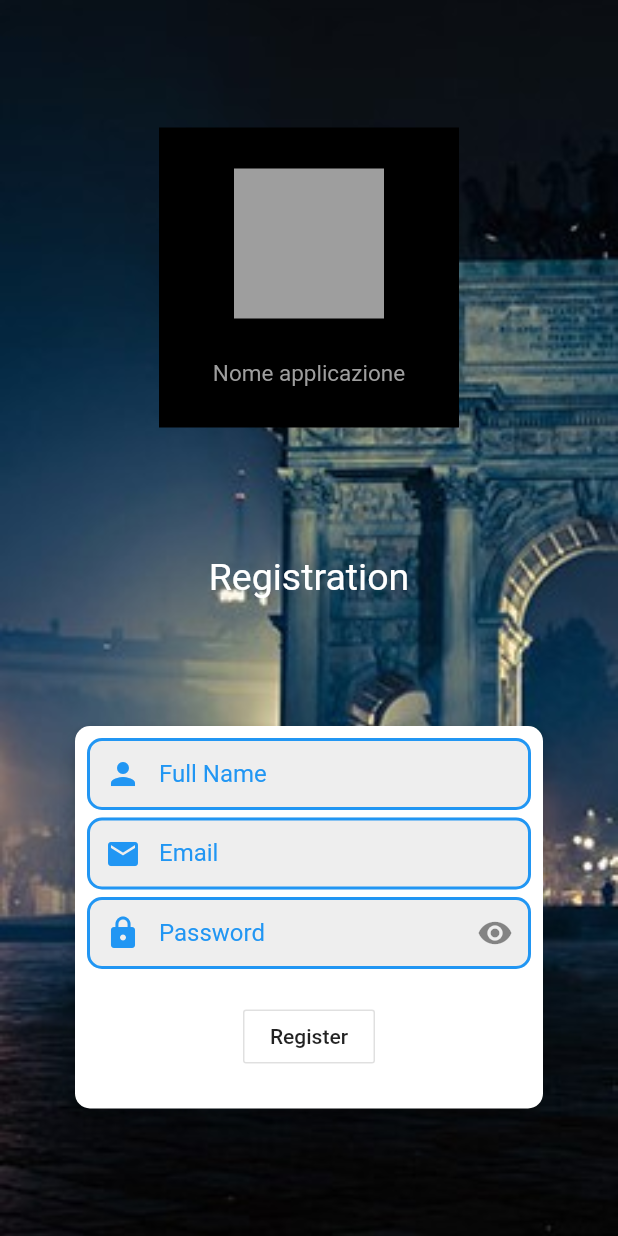
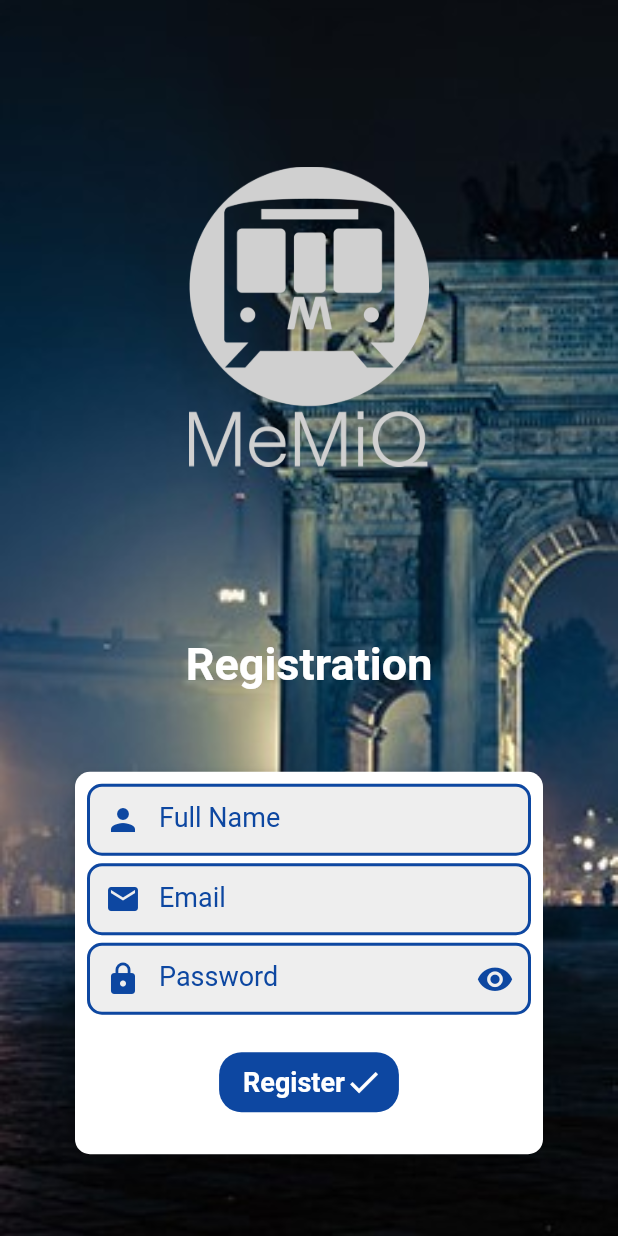
Before and after one commit to AndreaVentura97/Design-and-Implementation-of-Mobile-Application, a Flutter app: the Register screen opened directly, on a phone screen of 412 x 824 dp. Run offline on Flutter 3.47's test engine with Material 2 defaults, Android fonts, the phone set to English and light mode, and no system bars; our stand-ins replace auto_size_text, carousel_pro, carousel_slider, delayed_display, dio, firebase_auth and 12 more; missing offline and left inert: android_intent, device_apps, flutter_facebook_login, googleapis, mongo_dart, sevr; accounts and stored records are empty; statements that could not run were skipped.

Commit message:
loading fatta

```diff
--- a/flutter_app/lib/main.dart
+++ b/flutter_app/lib/main.dart
@@ -11,6 +11,7 @@ import 'package:redux/redux.dart';
 import 'package:shared_preferences/shared_preferences.dart';
 import 'src/checkLogin.dart';
 import 'redux/model/customer.dart';
+import 'src/view/loadingTab.dart';
 
 final server = new Sevr();
 const port = 8081;
@@ -88,7 +89,7 @@ class MyAppState extends State<MyApp> {
             primarySwatch: Colors.blue,
             visualDensity: VisualDensity.adaptivePlatformDensity,
           ),
-          home: (ready) ? Login() : Center(child: Text("Loading")),
+          home: (ready) ? Login(): Loading() ,
           debugShowCheckedModeBanner: false),
     );
   }
--- a/flutter_app/lib/src/tabView/tabRegister.dart
+++ b/flutter_app/lib/src/tabView/tabRegister.dart
@@ -89,6 +89,7 @@ class TabRegisterState extends State<TabRegister> {
                             fontSize: 25.0,
                           ),
                         ),
+
                         Card(
                           color: Colors.white,
                           elevation: 5.0,
--- a/flutter_app/lib/src/view/register.dart
+++ b/flutter_app/lib/src/view/register.dart
@@ -57,43 +57,33 @@ class _RegisterState extends State<Register> {
                   //color: Colors.red,
                   child: Stack(
                   children: [
-                    showAlert(),
                     Column(
                     crossAxisAlignment: CrossAxisAlignment.center,
                     mainAxisAlignment: MainAxisAlignment.spaceEvenly,
                     mainAxisSize: MainAxisSize.max,
                     children: [
+                      SizedBox(height: 2,),
 
-                      //Box Logo
                       Container(
-                        color: Colors.black,
-                        width: 200.0,
-                        height: 200.0,
-                        //margin: EdgeInsets.symmetric(vertical: 20.0),
-                        child: Column(
-                            mainAxisAlignment: MainAxisAlignment.spaceEvenly,
-                            mainAxisSize: MainAxisSize.max,
-                            crossAxisAlignment: CrossAxisAlignment.center,
-                            children: [
-                              Container(
-                                width: 100.0,
-                                height: 100.0,
-                                color: Colors.grey,
+                        height: 200,
+                        width: 160,
+                        child: FittedBox(
+                          child: Image.asset(
+                            'assets/Logo_MeMiQ_2.png',
                           ),
-                              Text('Nome applicazione',
-                                  style: TextStyle(
-                                    fontSize: 15.0,
-                                    color: Colors.grey,
-                                  )),
-                            ]),
                         ),
+                      ),
+
+                      SizedBox(height: 5,),
                       Text(
                         'Registration',
                         style: TextStyle(
                           color: Colors.white,
-                          fontSize: 25.0,
+                          fontSize: 30.0,
+                          fontWeight: FontWeight.w700,
                         ),
                       ),
+
                       Card(
                         color: Colors.white,
                         elevation: 5.0,
@@ -121,21 +111,21 @@ class _RegisterState extends State<Register> {
                                       contentPadding: EdgeInsets.zero,
                                       prefixIcon: Icon(
                                         Icons.person,
-                                        color: Colors.blue,
+                                        color: Colors.blue[900],
                                       ),
                                       labelText: 'Full Name',
                                       labelStyle: TextStyle(
-                                        color: Colors.blue,
-                                        fontSize: 16.0,
+                                        color: Colors.blue[900],
+                                        fontSize: 18.0,
                                       ),
                                       enabledBorder: OutlineInputBorder(
                                         borderSide: BorderSide(
-                                            color: Colors.blue, width: 2.0),
+                                            color: Colors.blue[900], width: 2.0),
                                         borderRadius: BorderRadius.circular(10.0),
                                       ),
                                       focusedBorder: OutlineInputBorder(
                                         borderSide: BorderSide(
-                                          color: Colors.blue,
+                                          color: Colors.blue[900],
                                           width: 2.0,
                                         ),
                                         borderRadius: BorderRadius.circular(10.0),
@@ -162,21 +152,21 @@ class _RegisterState extends State<Register> {
                                       contentPadding: EdgeInsets.zero,
                                       prefixIcon: Icon(
                                         Icons.mail,
-                                        color: Colors.blue,
+                                        color: Colors.blue[900],
                                       ),
                                       labelText: 'Email',
                                       labelStyle: TextStyle(
-                                        color: Colors.blue,
-                                        fontSize: 16.0,
+                                        color: Colors.blue[900],
+                                        fontSize: 18.0,
                                       ),
                                       enabledBorder: OutlineInputBorder(
                                         borderSide: BorderSide(
-                                            color: Colors.blue, width: 2.0),
+                                            color: Colors.blue[900], width: 2.0),
                                         borderRadius: BorderRadius.circular(10.0),
                                       ),
                                       focusedBorder: OutlineInputBorder(
                                         borderSide: BorderSide(
-                                          color: Colors.blue,
+                                          color: Colors.blue[900],
                                           width: 2.0,
                                         ),
                                         borderRadius: BorderRadius.circular(10.0),
@@ -204,17 +194,23 @@ class _RegisterState extends State<Register> {
                                       contentPadding: EdgeInsets.zero,
                                       prefixIcon: Icon(
                                         Icons.lock,
-                                        color: Colors.blue,
+                                        color: Colors.blue[900],
                                       ),
                                       labelText: 'Password',
                                       labelStyle: TextStyle(
-                                        color: Colors.blue,
-                                        fontSize: 16.0,
+                                        color: Colors.blue[900],
+                                        fontSize: 18.0,
                                       ),
                                       suffixIcon: IconButton(
-                                        icon: Icon(_secText
-                                            ? Icons.remove_red_eye
-                                            : Icons.remove_red_eye_outlined),
+                                        icon: (_secText) ?
+                                          Icon(Icons.remove_red_eye,
+                                            size: 25,
+                                            color: Colors.blue[900],
+                                          )
+                                          : Icon(Icons.remove_red_eye_outlined,
+                                              size: 25,
+                                              color: Colors.blue[900],
+                                            ),
                                         onPressed: () {
                                           setState(() {
                                             _secText = !_secText;
@@ -223,12 +219,12 @@ class _RegisterState extends State<Register> {
                                       ),
                                       enabledBorder: OutlineInputBorder(
                                         borderSide: BorderSide(
-                                            color: Colors.blue, width: 2.0),
+                                            color: Colors.blue[900], width: 2.0),
                                         borderRadius: BorderRadius.circular(10.0),
                                       ),
                                       focusedBorder: OutlineInputBorder(
                                         borderSide: BorderSide(
-                                          color: Colors.blue,
+                                          color: Colors.blue[900],
                                           width: 2.0,
                                         ),
                                         borderRadius: BorderRadius.circular(10.0),
@@ -246,17 +242,41 @@ class _RegisterState extends State<Register> {
                                 Container(
                                 padding: const EdgeInsets.symmetric(vertical: 16.0),
                                 alignment: Alignment.center,
-                                 child: OutlineButton(
-                                  child: Text("Register"),
+                                 child: FlatButton(
+                                     color: Colors.blue[900],
+                                     shape: RoundedRectangleBorder(
+                                         borderRadius: BorderRadius.circular(15)
+                                     ),
+                                     child: Row(
+                                       mainAxisSize: MainAxisSize.min,
+                                       children: [
+                                         Text("Register",
+                                           style: TextStyle(
+                                               color: Colors.white,
+                                               fontWeight: FontWeight.bold,
+                                               fontSize: 18
+                                           ),
+                                         ),
+                                         SizedBox(
+                                             width: 20,
+                                             height: 40,
+                                             child: Icon(Icons.check,size: 25, color: Colors.white,))
+                                       ],
+                                     ),
                                      onPressed: () async {
                                        // if (_formKey.currentState.validate()) {
-                                    ControllerRegistration.registerAccount(_displayName.text,_emailController.text,_passwordController.text,context)
+                                       ControllerRegistration
+                                           .registerAccount(
+                                           _displayName.text,
+                                           _emailController.text,
+                                           _passwordController
+                                               .text,
+                                           context)
                                            .then((result) => setState(() {
-                                                _error=result;
+                                         _error = result;
                                        }));
                                        showAlert();
-                                        }
-                                )),
+                                     })),
 
 
                               ],
@@ -265,7 +285,9 @@ class _RegisterState extends State<Register> {
                         ),
                       ),
                     ],
-                  )],
+                  ),
+                    showAlert(),
+                  ],
                   )
                 ),
               ),
@@ -281,15 +303,15 @@ class _RegisterState extends State<Register> {
   Widget showAlert() {
     if (_error != null)
       return Container(
+        height: 50,
         color: Colors.amber,
         width: double.infinity,
-        padding: EdgeInsets.all(8.0),
+        padding: EdgeInsets.fromLTRB(8, 8, 0, 8),
         child: Row(
+          mainAxisSize: MainAxisSize.max,
           children: [
-            Padding(
-              padding: const EdgeInsets.only(right: 8.0),
-              child: Icon(Icons.error_outline),
-            ),
+            Icon(Icons.error_outline),
+            SizedBox(width: 5,),
             Expanded(
               child: AutoSizeText(
                 "$_error",
--- a/flutter_app/pubspec.yaml
+++ b/flutter_app/pubspec.yaml
@@ -56,7 +56,7 @@ dependencies:
   path_provider: ^1.4.4
   delayed_display: ^1.1.0
   percent_indicator: ^2.1.9
-
+  flutter_spinkit: ^4.1.2+1
 
 
 
@@ -72,7 +72,7 @@ dev_dependencies:
 flutter_icons:
   android: true
   ios: true
-  image_path: "assets/Logo_Name.jpeg"
+  image_path: "assets/Logo_MeMiQ2.png"
 
 # For information on the generic Dart part of this file, see the
 # following page: https://dart.dev/tools/pub/pubspec
```
Also changed, not shown: flutter_app/lib/src/view/loadingTab.dart (added, +47 -0 lines), flutter_app/lib/src/view/login.dart (+22 -42 lines), flutter_app/assets/Logo.jpeg (deleted), flutter_app/assets/Logo_MeMiQ2.png, flutter_app/pubspec.lock. Lines whose indentation alone changed are shown as unchanged.
